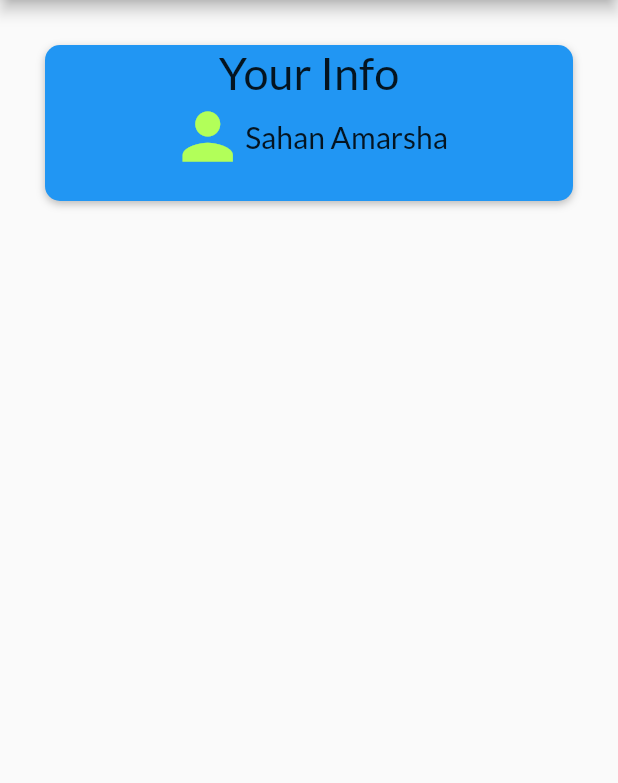
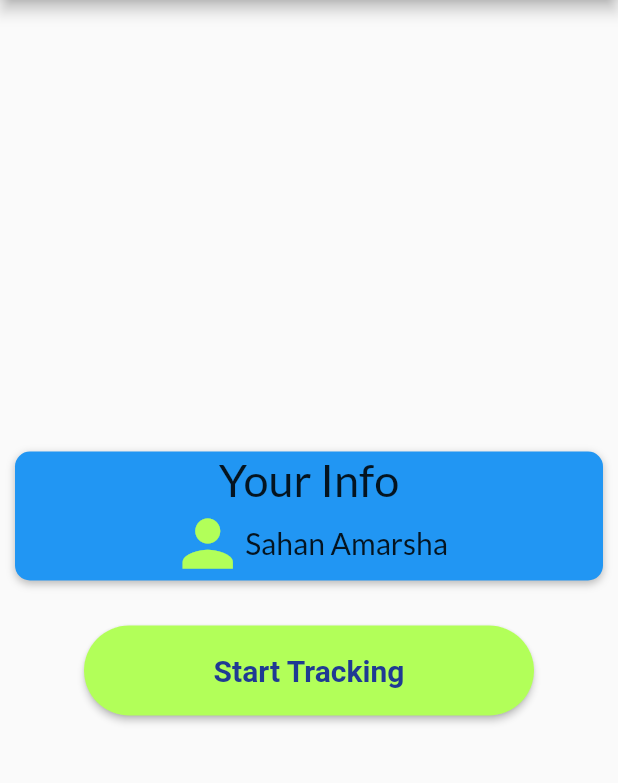
Before and after one commit to SahanAmarsha/Arogya, a Flutter app: the screen it shows after launch, on a phone screen of 412 x 824 dp, the part 84-867 px from its top. Run offline on Flutter 3.47's test engine with Material 2 defaults, Android fonts, the phone set to English and light mode, and no system bars; our stand-ins replace shared_preferences; Roboto replaces fonts that are missing (OpenSans).

Commit message:
start tracking button added

```diff
--- a/lib/screens/dashboard_screen.dart
+++ b/lib/screens/dashboard_screen.dart
@@ -37,16 +37,38 @@ class DashboardScreen extends StatelessWidget {
             ],)
           ],
         ),
-      body: GridView.builder(
-          padding: const EdgeInsets.all(20.0),
-          itemCount: 1,
-          gridDelegate: SliverGridDelegateWithFixedCrossAxisCount(
-            crossAxisCount: 1,
-            childAspectRatio: 6/2,
-            crossAxisSpacing: 10,
-            mainAxisSpacing: 10
+      body: Column(
+        mainAxisAlignment: MainAxisAlignment.center,
+        crossAxisAlignment: CrossAxisAlignment.center,
+        children: [
+          UserCard(),
+          SizedBox(
+         height: 20,
           ),
-          itemBuilder: (ctx, i) => UserCard(),
+          ButtonTheme(
+            minWidth: 300,
+            height: 60,
+            child: RaisedButton(
+              child:
+              Text('Start Tracking', style: TextStyle(
+                  fontWeight: FontWeight.bold,
+                  fontFamily: 'OpenSans',
+                fontSize: 20
+              ),),
+              onPressed: () {
+
+              },
+              shape: RoundedRectangleBorder(
+                borderRadius: BorderRadius.circular(30),
+              ),
+              padding:
+              EdgeInsets.symmetric(horizontal: 30.0, vertical: 8.0),
+              color: Theme.of(context).accentColor,
+              textColor: Color.fromRGBO(31, 58, 147, 1.0),
+            ),
+          ),
+        ],
+
       ),
     );
   }
```
